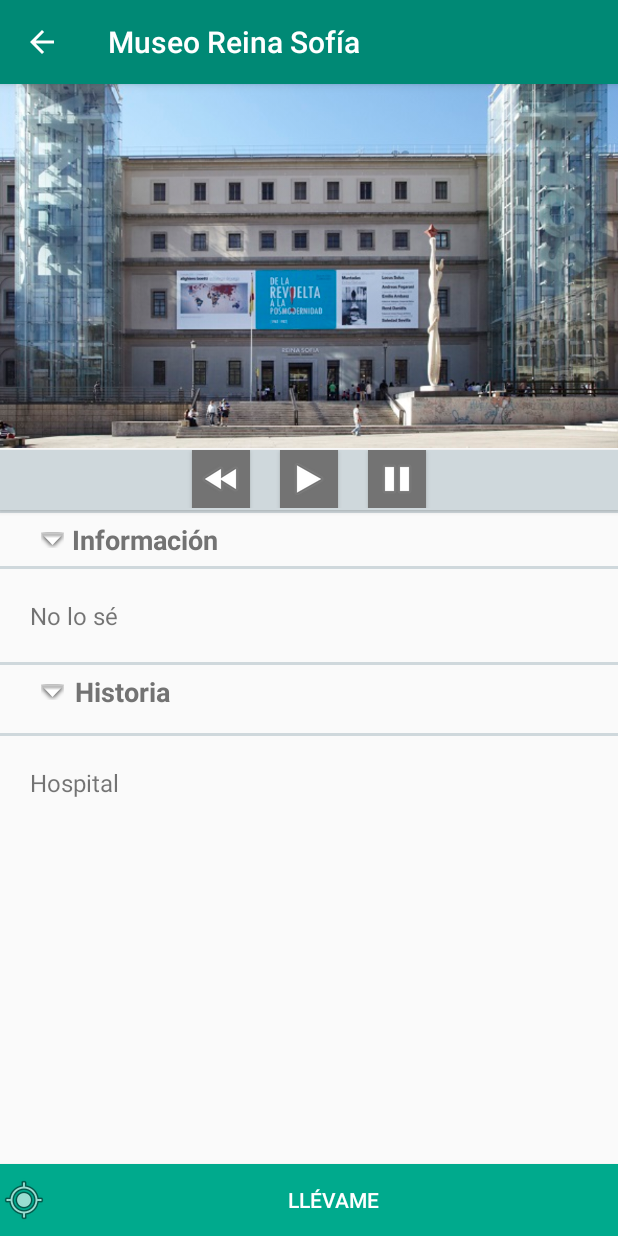
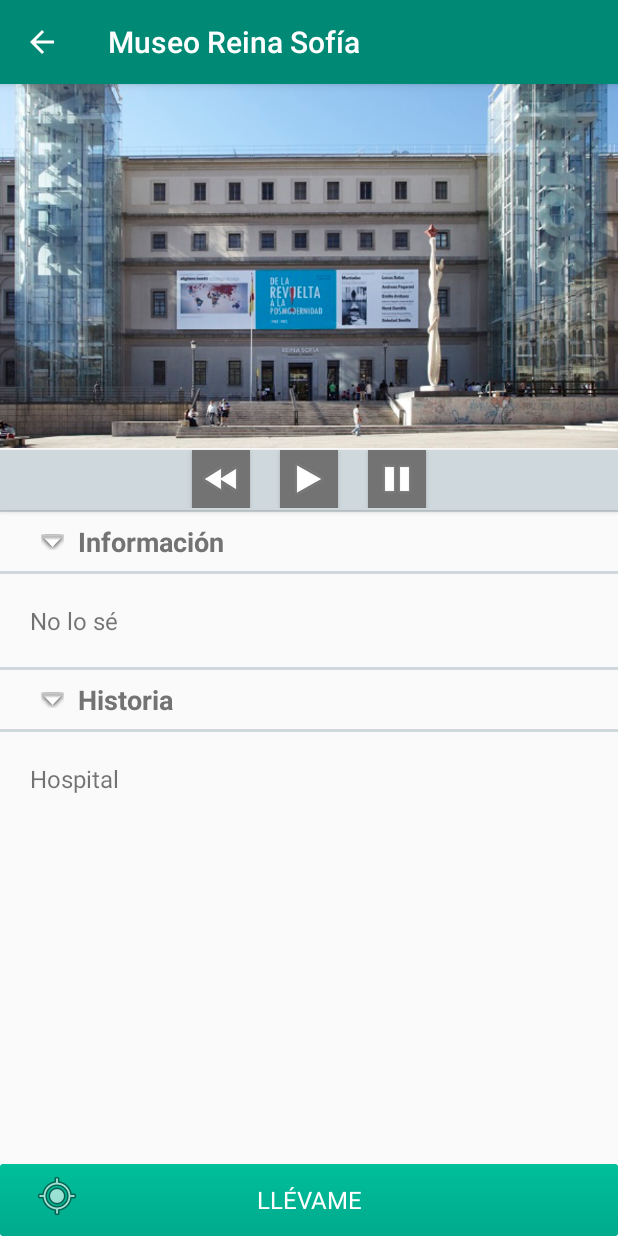
Before and after one commit to GynGyny/MadridEncantadaPFC, an Android app: the LugarDetailActivity screen opened directly, with no data from a screen before it, on a phone screen of 412 x 824 dp. Run offline under Robolectric (Android 15) with nearby library versions, the phone set to English and light mode, and no system bars.

Commit message:
Versión definitiva

```diff
--- a/app/src/main/java/geo/rutas/madrid/com/madridencantada/activities/LugarDetailActivity.java
+++ b/app/src/main/java/geo/rutas/madrid/com/madridencantada/activities/LugarDetailActivity.java
@@ -21,6 +21,7 @@ import android.view.MenuItem;
 import android.view.View;
 import android.widget.Button;
 import android.widget.ImageView;
+import android.widget.RelativeLayout;
 import android.widget.TextView;
 import android.widget.Toast;
 
@@ -37,7 +38,7 @@ public class LugarDetailActivity extends AppCompatActivity implements View.OnCli
     private static final float LOCATION_REFRESH_DISTANCE = 50;
     private Lugar lugar;
     //Declaramos las variables
-    private Button btGoToMap;
+    private RelativeLayout btGoToMap;
     private TextView tvHistory;
     private TextView tvInfo;
     private ImageView ivPlaceBig;
@@ -64,7 +65,7 @@ public class LugarDetailActivity extends AppCompatActivity implements View.OnCli
         /**1)asociamos nuestras variables a las de la vista XML
          2)le damos forma de lo que queremos
          3)enlazamos el "mundo real" con el "mundo de Tron"*/
-        btGoToMap = (Button) findViewById(R.id.button_go_to_map);
+        btGoToMap = (RelativeLayout) findViewById(R.id.button_go_to_map);
         tvHistory = (TextView) findViewById(R.id.tv_history);
         tvInfo = (TextView) findViewById(R.id.tv_information);
         ivPlaceBig = (ImageView) findViewById(R.id.iv_place);
--- a/app/src/main/java/geo/rutas/madrid/com/madridencantada/activities/StartActivity.java
+++ b/app/src/main/java/geo/rutas/madrid/com/madridencantada/activities/StartActivity.java
@@ -19,7 +19,7 @@ public class StartActivity extends AppCompatActivity {
             public void run() {
                 goToMainActivity();
             }
-        }, 5000);   //5 seconds
+        }, 3000);   //3 seconds
     }
 
     public void goToMainActivity(){
--- a/app/src/main/res/drawable/selector_button_main.xml
+++ b/app/src/main/res/drawable/selector_button_main.xml
@@ -1,22 +1,19 @@
 <selector xmlns:android="http://schemas.android.com/apk/res/android" >
     <item android:state_pressed="true" >
         <shape android:shape="rectangle"  >
-            <corners android:radius="3dip" />
-            <stroke android:width="1dip" android:color="#5e7974" />
+            <corners android:radius="2dip" />
             <gradient android:angle="-90" android:startColor="@color/pesto_dark" android:endColor="@color/pesto_medium"  />
         </shape>
     </item>
     <item android:state_focused="true">
         <shape android:shape="rectangle"  >
-            <corners android:radius="3dip" />
-            <stroke android:width="1dip" android:color="#5e7974" />
+            <corners android:radius="2dip" />
             <solid android:color="@color/pesto_dark"/>
         </shape>
     </item>
     <item >
         <shape android:shape="rectangle"  >
-            <corners android:radius="3dip" />
-            <stroke android:width="1dip" android:color="#5e7974" />
+            <corners android:radius="2dip" />
             <gradient android:angle="-90"  android:startColor="@color/pesto_light" android:endColor="@color/pesto_medium"  />
         </shape>
     </item>
--- a/app/src/main/res/layout/content_lugar_detail.xml
+++ b/app/src/main/res/layout/content_lugar_detail.xml
@@ -77,17 +77,17 @@
 
             <LinearLayout
                 android:layout_width="match_parent"
-                android:layout_height="2dp"
+                android:layout_height="1dp"
                 android:background="@color/grey_very_light" />
 
             <TextView
                 android:layout_width="match_parent"
                 android:layout_height="wrap_content"
-                android:layout_marginBottom="5dp"
+                android:layout_marginBottom="7dp"
                 android:layout_marginLeft="27dp"
-                android:layout_marginTop="5dp"
+                android:layout_marginTop="7dp"
                 android:drawableLeft="@android:drawable/arrow_down_float"
-                android:drawablePadding="5dp"
+                android:drawablePadding="9dp"
                 android:text="@string/information"
                 android:textColor="@color/greyMedium"
                 android:textSize="18sp"
@@ -114,11 +114,11 @@
             <TextView
                 android:layout_width="match_parent"
                 android:layout_height="wrap_content"
-                android:layout_marginBottom="15dp"
+                android:layout_marginBottom="7dp"
                 android:layout_marginLeft="27dp"
-                android:layout_marginTop="5dp"
+                android:layout_marginTop="7dp"
                 android:drawableLeft="@android:drawable/arrow_down_float"
-                android:drawablePadding="7dp"
+                android:drawablePadding="9dp"
                 android:text="@string/history"
                 android:textColor="@color/greyMedium"
                 android:textSize="18sp"
@@ -142,16 +142,39 @@
     </ScrollView>
 
 
-    <Button
+    <RelativeLayout
         android:id="@+id/button_go_to_map"
         android:layout_width="match_parent"
-        android:layout_height="wrap_content"
+        android:layout_height="?attr/listPreferredItemHeightSmall"
+        android:layout_gravity="center"
         android:layout_alignParentBottom="true"
-        android:background="@color/pesto_medium"
-        android:drawableLeft="@android:drawable/ic_menu_mylocation"
+        android:background="@drawable/selector_button_main"
         android:gravity="center"
-        android:text="@string/guide_me"
-        android:textColor="@android:color/white" />
+        android:orientation="horizontal"
+        android:paddingBottom="5dp"
+        android:paddingTop="5dp">
+
+        <ImageView
+            android:layout_width="wrap_content"
+            android:layout_height="wrap_content"
+            android:layout_alignParentLeft="true"
+            android:layout_marginLeft="22dp"
+            android:layout_marginRight="7dp"
+            android:src="@android:drawable/ic_menu_mylocation" />
+
+        <TextView
+            android:id="@+id/tv_language"
+            android:layout_width="match_parent"
+            android:layout_height="match_parent"
+            android:layout_alignParentBottom="true"
+            android:layout_alignParentTop="true"
+            android:gravity="center"
+            android:text="@string/guide_me"
+            android:textAllCaps="true"
+            android:textColor="@android:color/white"
+            android:textSize="16sp" />
+
+    </RelativeLayout>
 
 
 </RelativeLayout>
--- a/app/src/main/res/values/strings.xml
+++ b/app/src/main/res/values/strings.xml
@@ -11,7 +11,7 @@
     <string name="title_activity_point_map">Map</string>
     <string name="title_activity_all_points_of_interest">AllPointsOfInterestActivity</string>
     <string name="title_activity_audio_maps">Audio Map</string>
-    <string name="welcome">MADRID ENCANTADA.</string>
+    <string name="welcome">MADRID ENCANTADA</string>
     <string name="welcome2">Una aplicación de fantasmas</string>
 
 
```
Also changed, not shown: app/src/main/res/drawable/background_start_activity.xml (added, +9 -0 lines), app/src/main/res/layout/activity_start.xml (+11 -5 lines), app/src/main/res/drawable/ic_launcher_madrid_encantada.png.
